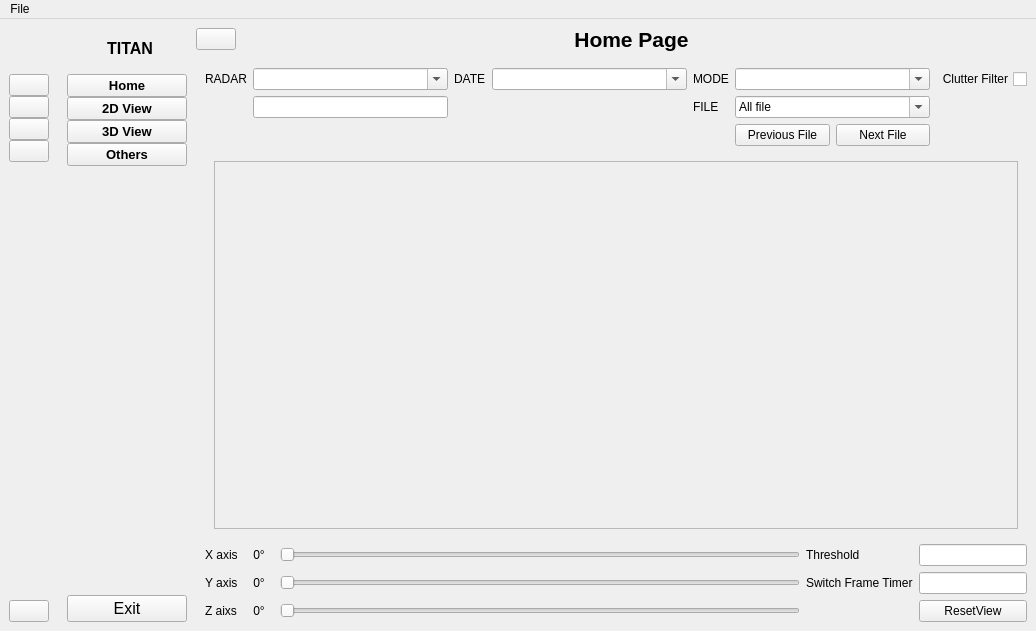
Qt form sidebar.ui (gih8hc/Web_Development_Assigment_HCMUT) before a commit.
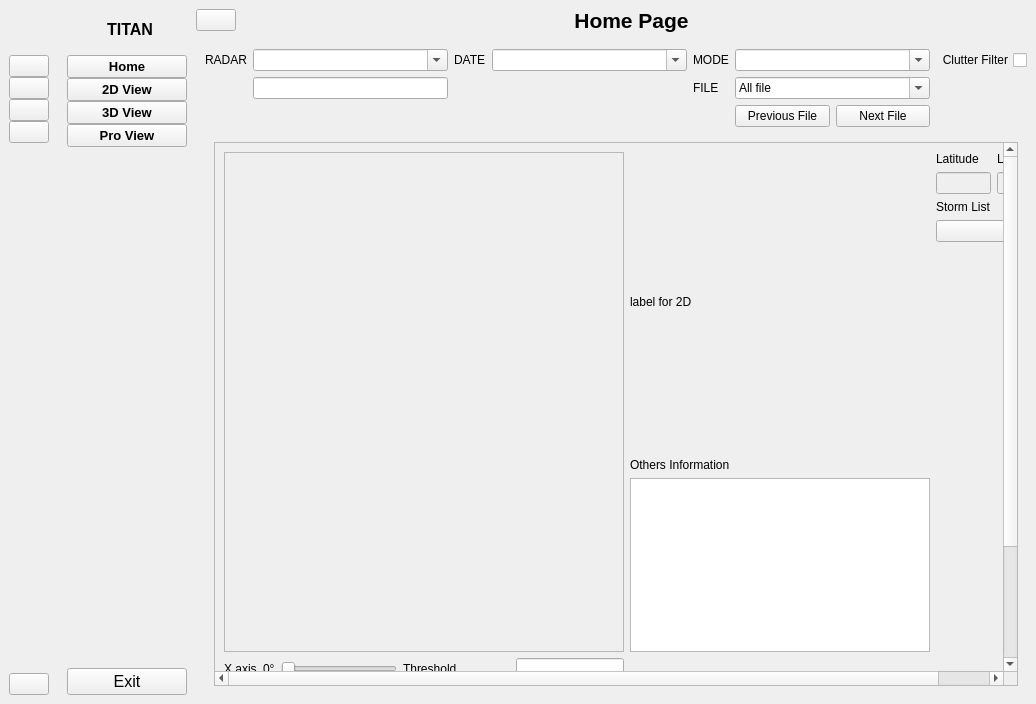
The same form after that commit. Icons and pictures are not drawn.

What changed in the file:
```diff
--- a/sidebar.ui
+++ b/sidebar.ui
@@ -7,7 +7,7 @@
     <x>0</x>
     <y>0</y>
     <width>1036</width>
-    <height>631</height>
+    <height>704</height>
    </rect>
   </property>
   <property name="contextMenuPolicy">
@@ -265,7 +265,7 @@
             </font>
            </property>
            <property name="text">
-            <string>Others</string>
+            <string>Pro View</string>
            </property>
            <property name="icon">
             <iconset resource="resource.qrc">
@@ -977,7 +977,7 @@
              <item>
               <widget class="QStackedWidget" name="stackedWidget_2">
                <property name="currentIndex">
-                <number>1</number>
+                <number>2</number>
                </property>
                <widget class="QWidget" name="page_5">
                 <layout class="QGridLayout" name="gridLayout_7">
@@ -1003,42 +1003,14 @@
                      <rect>
                       <x>0</x>
                       <y>0</y>
-                      <width>814</width>
-                      <height>355</height>
-                     </rect>
-                    </property>
-                   </widget>
-                  </widget>
-                 </item>
-                </layout>
-               </widget>
-               <widget class="QWidget" name="page_6">
-                <layout class="QGridLayout" name="gridLayout_4">
-                 <item row="0" column="0">
-                  <widget class="QScrollArea" name="scrollArea_2">
-                   <property name="widgetResizable">
-                    <bool>true</bool>
-                   </property>
-                   <widget class="QWidget" name="scrollAreaWidgetContents">
-                    <property name="geometry">
-                     <rect>
-                      <x>0</x>
-                      <y>0</y>
                       <width>796</width>
-                      <height>334</height>
+                      <height>426</height>
                      </rect>
                     </property>
                    </widget>
                   </widget>
                  </item>
-                </layout>
-               </widget>
-              </widget>
-             </item>
-             <item>
-              <layout class="QHBoxLayout" name="horizontalLayout_8"/>
-             </item>
-             <item>
+                 <item row="1" column="0">
               <layout class="QHBoxLayout" name="horizontalLayout_6">
                <item>
                 <layout class="QGridLayout" name="gridLayout_11">
@@ -1196,6 +1168,333 @@
               </layout>
              </item>
             </layout>
+               </widget>
+               <widget class="QWidget" name="page_6">
+                <layout class="QGridLayout" name="gridLayout_4">
+                 <item row="0" column="0">
+                  <widget class="QScrollArea" name="scrollArea_2">
+                   <property name="widgetResizable">
+                    <bool>true</bool>
+                   </property>
+                   <widget class="QWidget" name="scrollAreaWidgetContents">
+                    <property name="geometry">
+                     <rect>
+                      <x>0</x>
+                      <y>0</y>
+                      <width>796</width>
+                      <height>520</height>
+                     </rect>
+                    </property>
+                    <layout class="QVBoxLayout" name="verticalLayout_8">
+                     <item>
+                      <widget class="QLabel" name="view_2d_label">
+                       <property name="text">
+                        <string>TextLabel</string>
+                       </property>
+                      </widget>
+                     </item>
+                    </layout>
+                   </widget>
+                  </widget>
+                 </item>
+                </layout>
+               </widget>
+               <widget class="QWidget" name="page_3">
+                <layout class="QGridLayout" name="gridLayout_8">
+                 <item row="0" column="0">
+                  <widget class="QScrollArea" name="scrollArea_3">
+                   <property name="widgetResizable">
+                    <bool>true</bool>
+                   </property>
+                   <widget class="QWidget" name="scrollAreaWidgetContents_3">
+                    <property name="geometry">
+                     <rect>
+                      <x>-76</x>
+                      <y>-206</y>
+                      <width>851</width>
+                      <height>705</height>
+                     </rect>
+                    </property>
+                    <layout class="QGridLayout" name="gridLayout_10">
+                     <item row="7" column="2">
+                      <layout class="QGridLayout" name="gridLayout_15">
+                       <item row="0" column="0">
+                        <widget class="QLabel" name="label_6">
+                         <property name="sizePolicy">
+                          <sizepolicy hsizetype="Preferred" vsizetype="Fixed">
+                           <horstretch>0</horstretch>
+                           <verstretch>0</verstretch>
+                          </sizepolicy>
+                         </property>
+                         <property name="text">
+                          <string>Latitude</string>
+                         </property>
+                        </widget>
+                       </item>
+                       <item row="0" column="1">
+                        <widget class="QLabel" name="label_8">
+                         <property name="sizePolicy">
+                          <sizepolicy hsizetype="Preferred" vsizetype="Fixed">
+                           <horstretch>0</horstretch>
+                           <verstretch>0</verstretch>
+                          </sizepolicy>
+                         </property>
+                         <property name="text">
+                          <string>Longitude</string>
+                         </property>
+                        </widget>
+                       </item>
+                       <item row="1" column="1">
+                        <widget class="QLineEdit" name="long_pro">
+                         <property name="enabled">
+                          <bool>false</bool>
+                         </property>
+                         <property name="sizePolicy">
+                          <sizepolicy hsizetype="Preferred" vsizetype="Fixed">
+                           <horstretch>0</horstretch>
+                           <verstretch>0</verstretch>
+                          </sizepolicy>
+                         </property>
+                         <property name="minimumSize">
+                          <size>
+                           <width>50</width>
+                           <height>0</height>
+                          </size>
+                         </property>
+                        </widget>
+                       </item>
+                       <item row="1" column="0">
+                        <widget class="QLineEdit" name="lat_pro">
+                         <property name="enabled">
+                          <bool>false</bool>
+                         </property>
+                         <property name="sizePolicy">
+                          <sizepolicy hsizetype="Preferred" vsizetype="Fixed">
+                           <horstretch>0</horstretch>
+                           <verstretch>0</verstretch>
+                          </sizepolicy>
+                         </property>
+                         <property name="minimumSize">
+                          <size>
+                           <width>50</width>
+                           <height>0</height>
+                          </size>
+                         </property>
+                        </widget>
+                       </item>
+                       <item row="2" column="0">
+                        <widget class="QLabel" name="label_9">
+                         <property name="sizePolicy">
+                          <sizepolicy hsizetype="Preferred" vsizetype="Fixed">
+                           <horstretch>0</horstretch>
+                           <verstretch>0</verstretch>
+                          </sizepolicy>
+                         </property>
+                         <property name="text">
+                          <string>Storm List</string>
+                         </property>
+                        </widget>
+                       </item>
+                       <item row="3" column="0" colspan="2">
+                        <widget class="QComboBox" name="stromList"/>
+                       </item>
+                      </layout>
+                     </item>
+                     <item row="12" column="1">
+                      <widget class="QListWidget" name="otherIn4_pro">
+                       <property name="sizePolicy">
+                        <sizepolicy hsizetype="Preferred" vsizetype="Preferred">
+                         <horstretch>0</horstretch>
+                         <verstretch>0</verstretch>
+                        </sizepolicy>
+                       </property>
+                      </widget>
+                     </item>
+                     <item row="7" column="1" rowspan="4">
+                      <widget class="QLabel" name="label2d_pro">
+                       <property name="sizePolicy">
+                        <sizepolicy hsizetype="Preferred" vsizetype="Preferred">
+                         <horstretch>0</horstretch>
+                         <verstretch>0</verstretch>
+                        </sizepolicy>
+                       </property>
+                       <property name="minimumSize">
+                        <size>
+                         <width>300</width>
+                         <height>300</height>
+                        </size>
+                       </property>
+                       <property name="maximumSize">
+                        <size>
+                         <width>600</width>
+                         <height>600</height>
+                        </size>
+                       </property>
+                       <property name="text">
+                        <string>label for 2D</string>
+                       </property>
+                      </widget>
+                     </item>
+                     <item row="14" column="0" colspan="3">
+                      <widget class="QListWidget" name="extraInfo_pro"/>
+                     </item>
+                     <item row="13" column="0">
+                      <layout class="QGridLayout" name="gridLayout_14" rowminimumheight="0,0,0">
+                       <item row="0" column="0">
+                        <widget class="QLabel" name="label_22">
+                         <property name="text">
+                          <string>X axis</string>
+                         </property>
+                        </widget>
+                       </item>
+                       <item row="0" column="1">
+                        <widget class="QLabel" name="label_23">
+                         <property name="text">
+                          <string>0°</string>
+                         </property>
+                        </widget>
+                       </item>
+                       <item row="0" column="2">
+                        <widget class="QSlider" name="slider_pro_x">
+                         <property name="orientation">
+                          <enum>Qt::Horizontal</enum>
+                         </property>
+                        </widget>
+                       </item>
+                       <item row="0" column="3">
+                        <widget class="QLabel" name="label">
+                         <property name="text">
+                          <string>Threshold</string>
+                         </property>
+                        </widget>
+                       </item>
+                       <item row="1" column="2">
+                        <widget class="QSlider" name="slider_pro_y">
+                         <property name="orientation">
+                          <enum>Qt::Horizontal</enum>
+                         </property>
+                        </widget>
+                       </item>
+                       <item row="1" column="1">
+                        <widget class="QLabel" name="label_20">
+                         <property name="text">
+                          <string>0°</string>
+                         </property>
+                        </widget>
+                       </item>
+                       <item row="1" column="3">
+                        <widget class="QLabel" name="label_24">
+                         <property name="text">
+                          <string>Switch Frame Timer</string>
+                         </property>
+                        </widget>
+                       </item>
+                       <item row="0" column="4">
+                        <widget class="QLineEdit" name="threshold_pro">
+                         <property name="sizePolicy">
+                          <sizepolicy hsizetype="Fixed" vsizetype="Fixed">
+                           <horstretch>0</horstretch>
+                           <verstretch>0</verstretch>
+                          </sizepolicy>
+                         </property>
+                        </widget>
+                       </item>
+                       <item row="1" column="4">
+                        <widget class="QLineEdit" name="timerInput_pro">
+                         <property name="sizePolicy">
+                          <sizepolicy hsizetype="Fixed" vsizetype="Fixed">
+                           <horstretch>0</horstretch>
+                           <verstretch>0</verstretch>
+                          </sizepolicy>
+                         </property>
+                        </widget>
+                       </item>
+                       <item row="1" column="0">
+                        <widget class="QLabel" name="label_19">
+                         <property name="text">
+                          <string>Y axis</string>
+                         </property>
+                        </widget>
+                       </item>
+                       <item row="2" column="0">
+                        <widget class="QLabel" name="label_15">
+                         <property name="text">
+                          <string>Z axis</string>
+                         </property>
+                        </widget>
+                       </item>
+                       <item row="2" column="2">
+                        <widget class="QSlider" name="slider_pro_z">
+                         <property name="orientation">
+                          <enum>Qt::Horizontal</enum>
+                         </property>
+                        </widget>
+                       </item>
+                       <item row="2" column="1">
+                        <widget class="QLabel" name="label_18">
+                         <property name="text">
+                          <string>0°</string>
+                         </property>
+                        </widget>
+                       </item>
+                       <item row="2" column="4">
+                        <widget class="QPushButton" name="pushButton">
+                         <property name="text">
+                          <string>Reset View</string>
+                         </property>
+                        </widget>
+                       </item>
+                      </layout>
+                     </item>
+                     <item row="11" column="1">
+                      <widget class="QLabel" name="label_10">
+                       <property name="sizePolicy">
+                        <sizepolicy hsizetype="Preferred" vsizetype="Fixed">
+                         <horstretch>0</horstretch>
+                         <verstretch>0</verstretch>
+                        </sizepolicy>
+                       </property>
+                       <property name="text">
+                        <string>Others Information</string>
+                       </property>
+                      </widget>
+                     </item>
+                     <item row="7" column="0" rowspan="6">
+                      <widget class="QScrollArea" name="scrollArea_4">
+                       <property name="minimumSize">
+                        <size>
+                         <width>400</width>
+                         <height>500</height>
+                        </size>
+                       </property>
+                       <property name="widgetResizable">
+                        <bool>true</bool>
+                       </property>
+                       <widget class="QWidget" name="scrollAreaWidgetContents_4">
+                        <property name="geometry">
+                         <rect>
+                          <x>0</x>
+                          <y>0</y>
+                          <width>398</width>
+                          <height>498</height>
+                         </rect>
+                        </property>
+                        <layout class="QGridLayout" name="gridLayout_13"/>
+                       </widget>
+                      </widget>
+                     </item>
+                    </layout>
+                   </widget>
+                  </widget>
+                 </item>
+                </layout>
+               </widget>
+              </widget>
+             </item>
+             <item>
+              <layout class="QHBoxLayout" name="horizontalLayout_8"/>
+             </item>
+            </layout>
            </item>
           </layout>
          </widget>
@@ -1225,25 +1524,6 @@
     </item>
    </layout>
   </widget>
-  <widget class="QMenuBar" name="menuBar">
-   <property name="geometry">
-    <rect>
-     <x>0</x>
-     <y>0</y>
-     <width>1036</width>
-     <height>21</height>
-    </rect>
-   </property>
-   <widget class="QMenu" name="menuFile">
-    <property name="title">
-     <string>File</string>
-    </property>
-    <addaction name="actionOpen_Folder"/>
-    <addaction name="actionSave_Workspace"/>
-    <addaction name="actionExit"/>
-   </widget>
-   <addaction name="menuFile"/>
-  </widget>
   <action name="actionOpen_Folder">
    <property name="text">
     <string>Open Folder</string>
```
Left out of the diff: 10 changed lines with no effect on the pictures. Lines whose indentation alone changed are shown as unchanged.
